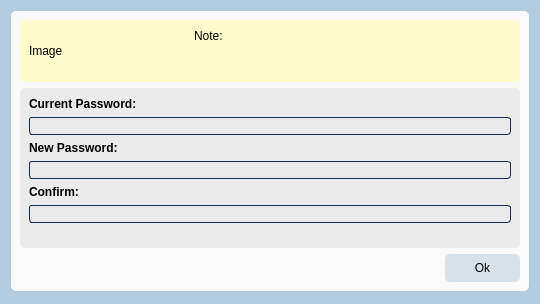
The window that EALS UI/v0.2/admin_change_pass.ui (maeven-tapa/cpet8_group8_workspace) describes before a commit, drawn with Qt 5.
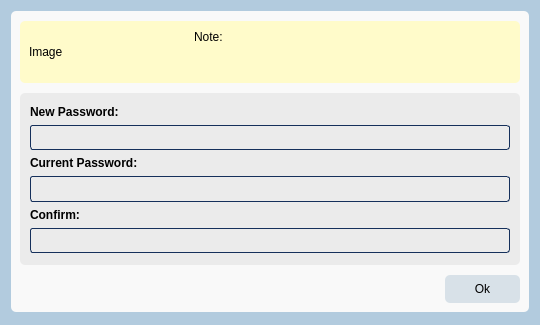
The same window after the commit.

The edit to the form file:
```diff
--- a/EALS UI/v0.2/admin_change_pass.ui
+++ b/EALS UI/v0.2/admin_change_pass.ui
@@ -7,7 +7,7 @@
     <x>0</x>
     <y>0</y>
     <width>540</width>
-    <height>304</height>
+    <height>325</height>
    </rect>
   </property>
   <property name="sizePolicy">
@@ -39,6 +39,12 @@
       <enum>QFrame::Shadow::Raised</enum>
      </property>
      <layout class="QGridLayout" name="gridLayout_2" rowstretch="0,2,0">
+      <property name="topMargin">
+       <number>10</number>
+      </property>
+      <property name="verticalSpacing">
+       <number>10</number>
+      </property>
       <item row="2" column="0">
        <spacer name="horizontalSpacer">
         <property name="orientation">
@@ -115,62 +121,30 @@
       </item>
       <item row="1" column="0" colspan="2">
        <widget class="QWidget" name="widget_2" native="true">
-        <property name="styleSheet">
-         <string notr="true">background-color: rgb(235, 235, 235);
-border-radius: 5px;</string>
-        </property>
-        <layout class="QVBoxLayout" name="verticalLayout">
-         <item>
-          <layout class="QFormLayout" name="formLayout">
-           <property name="fieldGrowthPolicy">
-            <enum>QFormLayout::FieldGrowthPolicy::ExpandingFieldsGrow</enum>
-           </property>
-           <property name="rowWrapPolicy">
-            <enum>QFormLayout::RowWrapPolicy::WrapAllRows</enum>
-           </property>
-           <property name="formAlignment">
-            <set>Qt::AlignmentFlag::AlignLeading|Qt::AlignmentFlag::AlignLeft|Qt::AlignmentFlag::AlignTop</set>
-           </property>
-           <property name="horizontalSpacing">
-            <number>32</number>
-           </property>
-           <property name="verticalSpacing">
-            <number>6</number>
-           </property>
-           <item row="0" column="0">
-            <widget class="QLabel" name="label">
-             <property name="font">
-              <font>
-               <bold>true</bold>
-              </font>
-             </property>
-             <property name="text">
-              <string>Current Password:</string>
-             </property>
-            </widget>
-           </item>
-           <item row="0" column="1">
-            <widget class="QLineEdit" name="change_pass_cp_box">
              <property name="sizePolicy">
-              <sizepolicy hsizetype="Expanding" vsizetype="Expanding">
+         <sizepolicy hsizetype="MinimumExpanding" vsizetype="MinimumExpanding">
                <horstretch>0</horstretch>
                <verstretch>0</verstretch>
               </sizepolicy>
              </property>
              <property name="styleSheet">
               <string notr="true">background-color: rgb(235, 235, 235);
-border: 1px solid #15305b;
-border-radius: 3px;</string>
-             </property>
-             <property name="echoMode">
-              <enum>QLineEdit::EchoMode::Password</enum>
-             </property>
-             <property name="clearButtonEnabled">
-              <bool>true</bool>
-             </property>
-            </widget>
-           </item>
-           <item row="1" column="0">
+border-radius: 5px;</string>
+        </property>
+        <layout class="QVBoxLayout" name="verticalLayout" stretch="0,1,0,1,0,1">
+         <property name="leftMargin">
+          <number>10</number>
+         </property>
+         <property name="topMargin">
+          <number>12</number>
+         </property>
+         <property name="rightMargin">
+          <number>10</number>
+         </property>
+         <property name="bottomMargin">
+          <number>12</number>
+         </property>
+         <item>
             <widget class="QLabel" name="label_2">
              <property name="font">
               <font>
@@ -182,7 +156,46 @@
              </property>
             </widget>
            </item>
-           <item row="1" column="1">
+         <item>
+          <widget class="QLineEdit" name="change_pass_confirm_box">
+           <property name="sizePolicy">
+            <sizepolicy hsizetype="Expanding" vsizetype="Expanding">
+             <horstretch>0</horstretch>
+             <verstretch>0</verstretch>
+            </sizepolicy>
+           </property>
+           <property name="styleSheet">
+            <string notr="true">background-color: rgb(235, 235, 235);
+border: 1px solid #15305b;
+border-radius: 3px;</string>
+           </property>
+           <property name="echoMode">
+            <enum>QLineEdit::EchoMode::Password</enum>
+           </property>
+           <property name="clearButtonEnabled">
+            <bool>true</bool>
+           </property>
+          </widget>
+         </item>
+         <item>
+          <widget class="QLabel" name="label">
+           <property name="sizePolicy">
+            <sizepolicy hsizetype="MinimumExpanding" vsizetype="MinimumExpanding">
+             <horstretch>0</horstretch>
+             <verstretch>0</verstretch>
+            </sizepolicy>
+           </property>
+           <property name="font">
+            <font>
+             <bold>true</bold>
+            </font>
+           </property>
+           <property name="text">
+            <string>Current Password:</string>
+           </property>
+          </widget>
+         </item>
+         <item>
             <widget class="QLineEdit" name="change_pass_np_box">
              <property name="sizePolicy">
               <sizepolicy hsizetype="Expanding" vsizetype="Expanding">
@@ -203,7 +216,7 @@
              </property>
             </widget>
            </item>
-           <item row="2" column="0">
+         <item>
             <widget class="QLabel" name="label_3">
              <property name="font">
               <font>
@@ -215,8 +228,8 @@
              </property>
             </widget>
            </item>
-           <item row="2" column="1">
-            <widget class="QLineEdit" name="change_pass_confirm_box">
+         <item>
+          <widget class="QLineEdit" name="change_pass_cp_box">
              <property name="sizePolicy">
               <sizepolicy hsizetype="Expanding" vsizetype="Expanding">
                <horstretch>0</horstretch>
@@ -235,8 +248,6 @@
               <bool>true</bool>
              </property>
             </widget>
-           </item>
-          </layout>
          </item>
         </layout>
        </widget>
```
Lines whose indentation alone changed are shown as unchanged.
